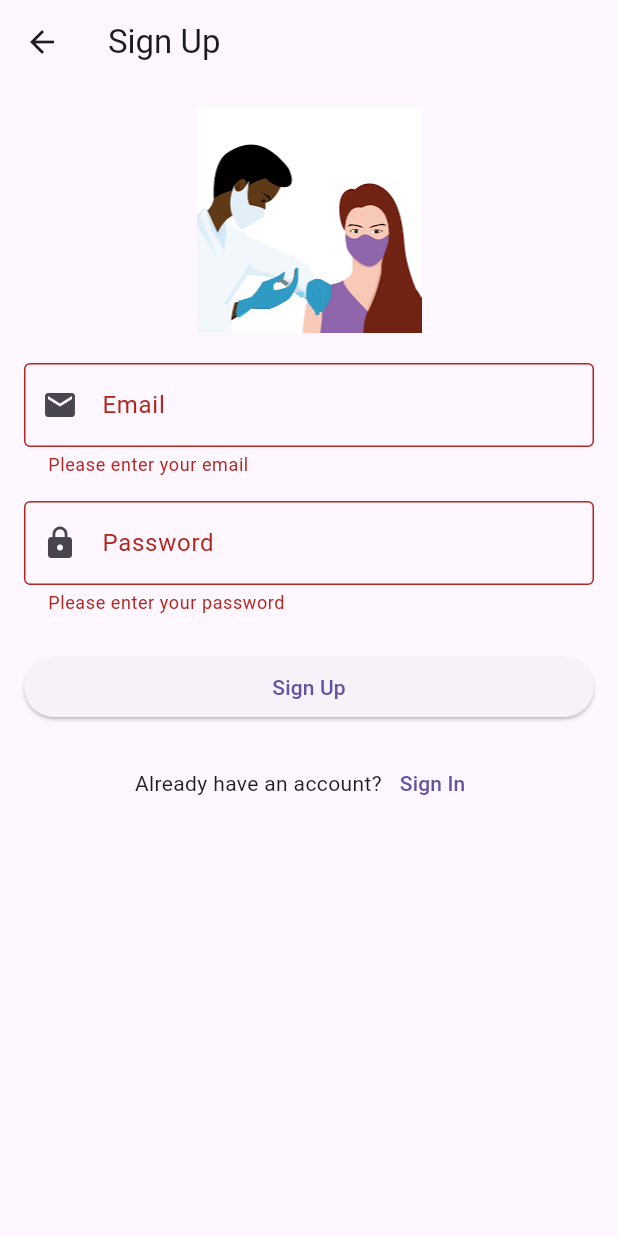
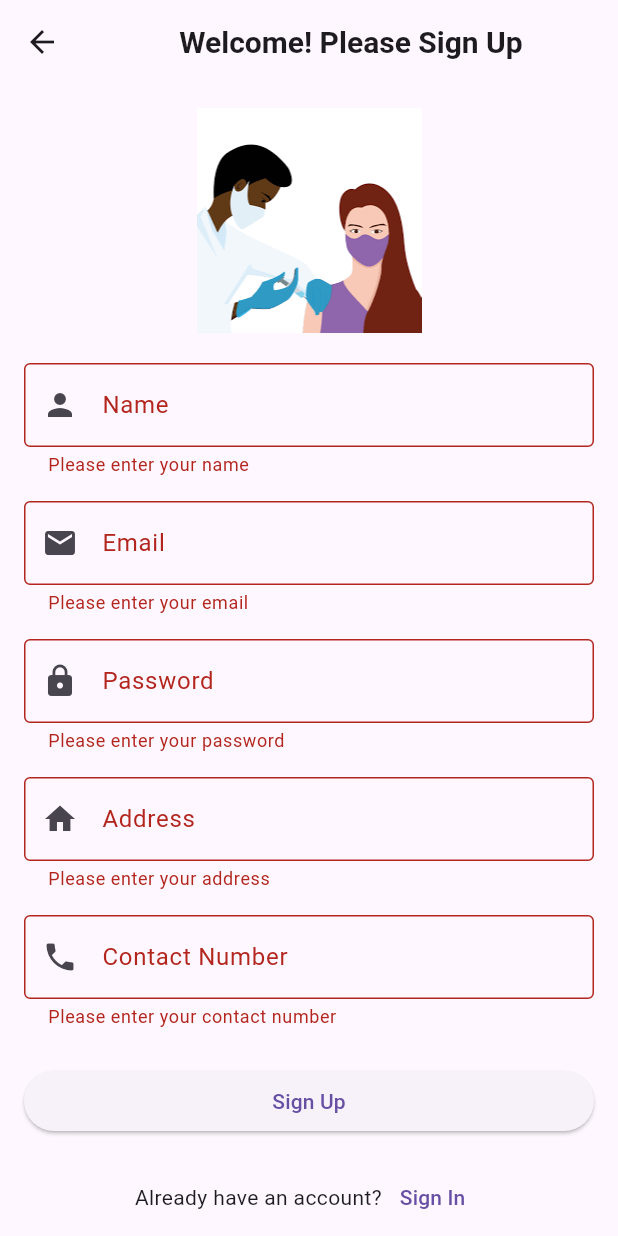
Before and after one commit to Dilipjp/Covid-vaccination-Scheduling, a Flutter app: the SignUpScreen screen opened by its route, after a tap on "Sign Up", on a phone screen of 412 x 824 dp. Run offline on Flutter 3.47's test engine with Material 3 defaults, Android fonts, the light colour scheme and no system bars; our stand-ins replace cloud_firestore, firebase_auth, firebase_core; accounts and stored records are empty.

Commit message:
Sign up page modified

```diff
--- a/lib/screens/sign_up_screen.dart
+++ b/lib/screens/sign_up_screen.dart
@@ -1,3 +1,4 @@
+import 'package:cloud_firestore/cloud_firestore.dart';
 import 'package:flutter/material.dart';
 import 'package:firebase_auth/firebase_auth.dart';
 
@@ -10,8 +11,11 @@ class SignUpScreen extends StatefulWidget {
 
 class _SignUpScreenState extends State<SignUpScreen> {
   // Controllers for input fields
+  final TextEditingController _nameController = TextEditingController();
   final TextEditingController _emailController = TextEditingController();
   final TextEditingController _passwordController = TextEditingController();
+  final TextEditingController _addressController = TextEditingController();
+  final TextEditingController _contactController = TextEditingController();
 
   // Key for the form
   final _formKey = GlobalKey<FormState>();
@@ -30,10 +34,23 @@ class _SignUpScreenState extends State<SignUpScreen> {
 
       try {
         // Attempt to create a new user
-        await FirebaseAuth.instance.createUserWithEmailAndPassword(
+        UserCredential userCredential = await FirebaseAuth.instance
+            .createUserWithEmailAndPassword(
           email: _emailController.text.trim(),
           password: _passwordController.text.trim(),
         );
+
+        // Save additional user details in Firestore
+        await FirebaseFirestore.instance
+            .collection('users')
+            .doc(userCredential.user?.uid)
+            .set({
+          'name': _nameController.text.trim(),
+          'email': _emailController.text.trim(),
+          'address': _addressController.text.trim(),
+          'contact': _contactController.text.trim(),
+        });
+
         // If successful, navigate to HomeScreen
         Navigator.pushReplacementNamed(context, '/home');
       } on FirebaseAuthException catch (e) {
@@ -58,8 +75,11 @@ class _SignUpScreenState extends State<SignUpScreen> {
   @override
   void dispose() {
     // Dispose controllers when the widget is removed
+    _nameController.dispose();
     _emailController.dispose();
     _passwordController.dispose();
+    _addressController.dispose();
+    _contactController.dispose();
     super.dispose();
   }
 
@@ -85,7 +105,15 @@ class _SignUpScreenState extends State<SignUpScreen> {
   Widget build(BuildContext context) {
     return Scaffold(
       appBar: AppBar(
-        title: const Text('Sign Up'),
+        title: const Center(
+          child: Text(
+            'Welcome! Please Sign Up',
+            style: TextStyle(
+              fontSize: 20.0,
+              fontWeight: FontWeight.bold,
+            ),
+          ),
+        ),
       ),
       body: SingleChildScrollView(
         child: Padding(
@@ -104,6 +132,22 @@ class _SignUpScreenState extends State<SignUpScreen> {
                   ),
                 ),
                 const SizedBox(height: 20),
+                // Name input
+                TextFormField(
+                  controller: _nameController,
+                  decoration: InputDecoration(
+                    labelText: 'Name',
+                    prefixIcon: Icon(Icons.person),
+                    border: OutlineInputBorder(),
+                  ),
+                  validator: (value) {
+                    if (value == null || value.isEmpty) {
+                      return 'Please enter your name';
+                    }
+                    return null;
+                  },
+                ),
+                const SizedBox(height: 16),
                 // Email input
                 TextFormField(
                   controller: _emailController,
@@ -126,6 +170,39 @@ class _SignUpScreenState extends State<SignUpScreen> {
                   ),
                   obscureText: true,
                   validator: _validatePassword,
+                ),
+                const SizedBox(height: 16),
+                // Address input
+                TextFormField(
+                  controller: _addressController,
+                  decoration: InputDecoration(
+                    labelText: 'Address',
+                    prefixIcon: Icon(Icons.home),
+                    border: OutlineInputBorder(),
+                  ),
+                  validator: (value) {
+                    if (value == null || value.isEmpty) {
+                      return 'Please enter your address';
+                    }
+                    return null;
+                  },
+                ),
+                const SizedBox(height: 16),
+                // Contact input
+                TextFormField(
+                  controller: _contactController,
+                  decoration: InputDecoration(
+                    labelText: 'Contact Number',
+                    prefixIcon: Icon(Icons.phone),
+                    border: OutlineInputBorder(),
+                  ),
+                  keyboardType: TextInputType.phone,
+                  validator: (value) {
+                    if (value == null || value.isEmpty) {
+                      return 'Please enter your contact number';
+                    }
+                    return null;
+                  },
                 ),
                 const SizedBox(height: 24),
                 // Sign-Up button or loading indicator
```
